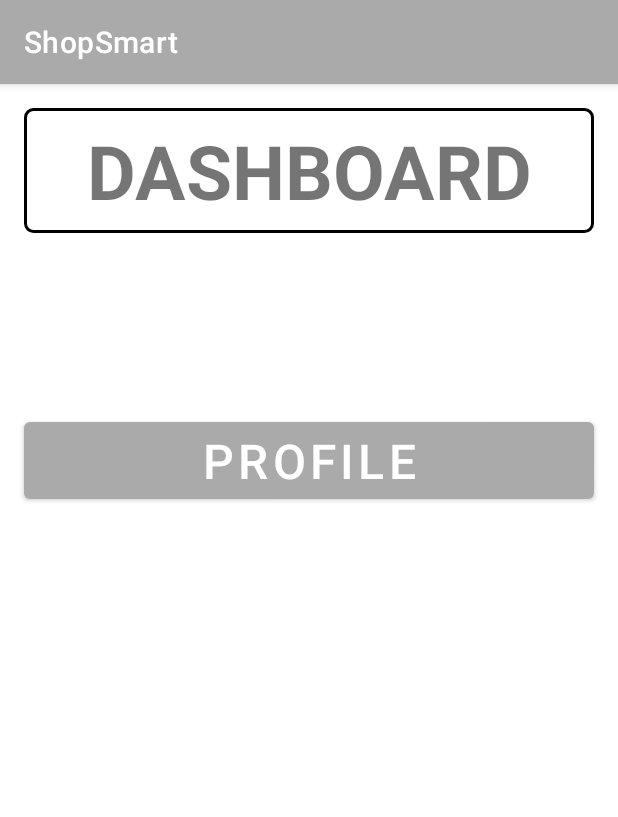
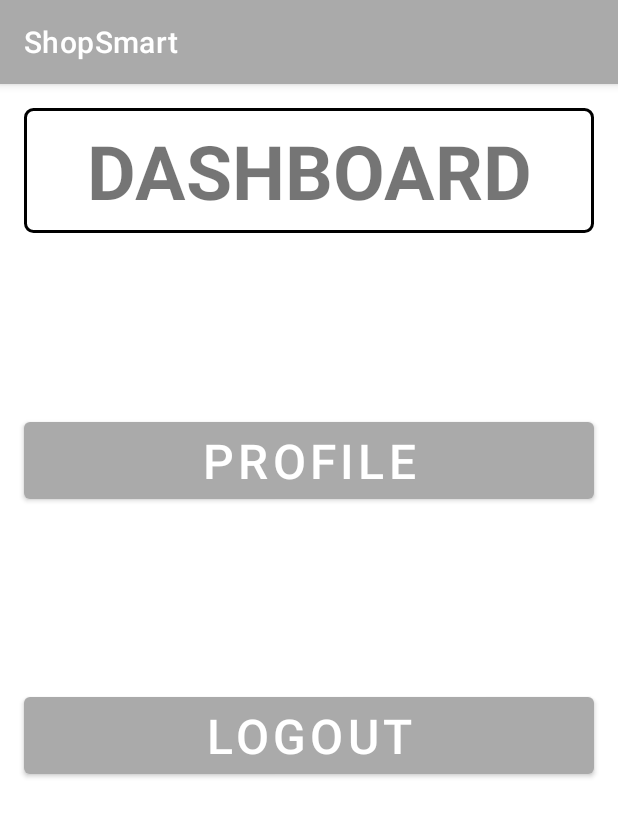
Before and after one commit to jchan201/ShopSmart, an Android app: the DriverDashboardActivity screen opened directly, with no data from a screen before it, on a phone screen of 412 x 824 dp. Shown: the top 817 px of the screen. Run offline under Robolectric (Android 15) with nearby library versions, the light colour scheme and no system bars.

Commit message:
Added logout button

```diff
--- a/app/src/main/java/com/shopsmart/shopsmart/DriverDashboardActivity.java
+++ b/app/src/main/java/com/shopsmart/shopsmart/DriverDashboardActivity.java
@@ -33,6 +33,12 @@ public class DriverDashboardActivity extends AppCompatActivity implements View.O
     public void onClick(View view) {
         if (view != null) {
             switch (view.getId()) {
+                case R.id.btn_logout: {
+                    // Go back to home screen
+                    Intent startupIntent = new Intent(this, StartupActivity.class);
+                    startActivity(startupIntent);
+                    break;
+                }
                 case R.id.btn_profile: {
                     // Go to Driver profile
                     Intent profileIntent = new Intent(this, DriverProfileActivity.class);
--- a/app/src/main/res/layout/activity_driver_dashboard.xml
+++ b/app/src/main/res/layout/activity_driver_dashboard.xml
@@ -35,4 +35,17 @@
         android:text="PROFILE"
         android:textSize="32sp"/>
 
+    <Button
+        android:id="@+id/btn_logout"
+        android:layout_width="match_parent"
+        android:layout_height="wrap_content"
+        app:layout_constraintStart_toStartOf="parent"
+        app:layout_constraintEnd_toEndOf="parent"
+        app:layout_constraintTop_toBottomOf="@id/btn_profile"
+        android:layout_marginTop="120dp"
+        android:layout_marginStart="16dp"
+        android:layout_marginEnd="16dp"
+        android:text="LOGOUT"
+        android:textSize="32sp"/>
+
 </androidx.constraintlayout.widget.ConstraintLayout>
```
